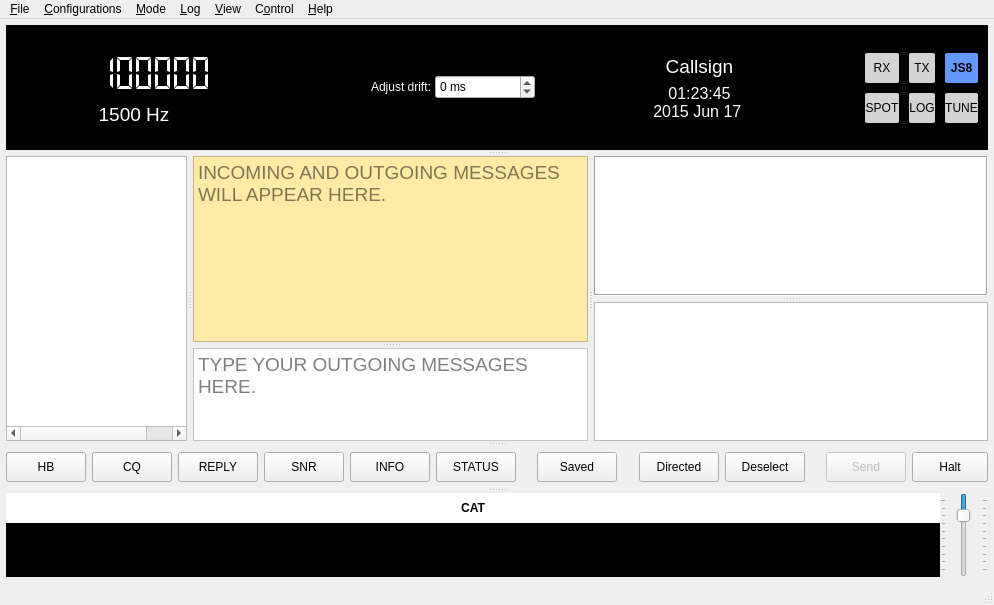
Old version of the form JS8_UI/mainwindow.ui in the repository avantol/JS8Call-Subspace-Mode.
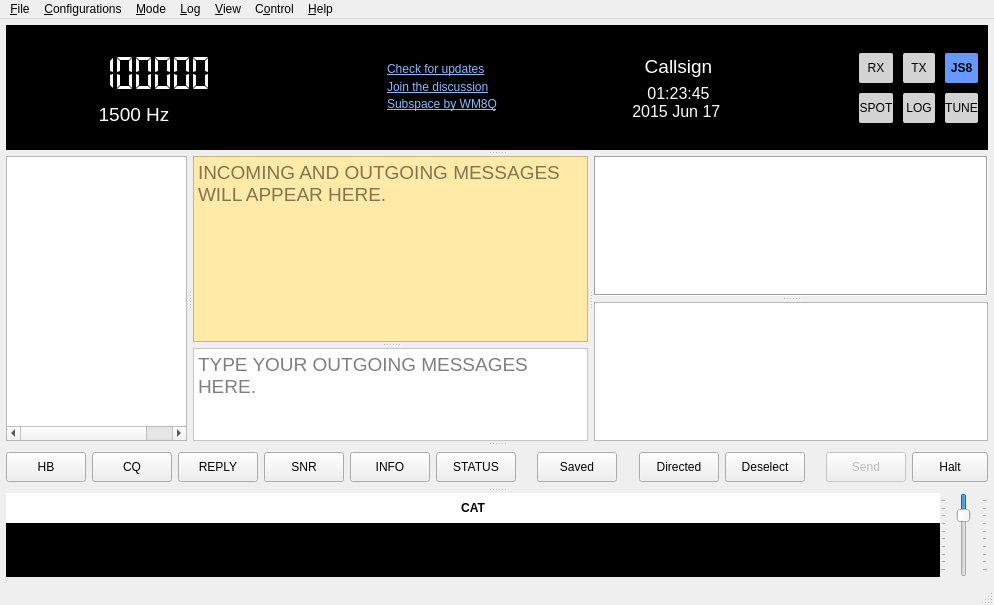
New version of the form. Icons and pictures are not drawn. Custom widgets are drawn as their Qt base class.

Commit message: Build 57: UI polish, sync filter, click/mode fixes, selection spec

```diff
--- a/JS8_UI/mainwindow.ui
+++ b/JS8_UI/mainwindow.ui
@@ -386,7 +386,7 @@
              <property name="maximumSize">
               <size>
                <width>16777215</width>
-               <height>42</height>
+               <height>52</height>
               </size>
              </property>
              <property name="sizePolicy">
@@ -412,52 +412,34 @@
                <number>0</number>
               </property>
               <item>
-               <layout class="QHBoxLayout" name="avgDTButtonLayout">
-                <property name="spacing">
-                 <number>4</number>
+               <widget class="QLabel" name="linkCheckUpdates">
+                <property name="text">
+                 <string>&lt;a href=&quot;https://github.com/avantol/JS8Call-Subspace-Mode/releases/latest&quot; style=&quot;color: #88bbff; text-decoration: underline;&quot;&gt;Check for updates&lt;/a&gt;</string>
                 </property>
-               <item>
-                <widget class="QLabel" name="labAdjustDrift">
-                 <property name="styleSheet">
-                  <string notr="true">QLabel { color: white; }</string>
-                 </property>
+                <property name="openExternalLinks">
+                 <bool>true</bool>
+                </property>
+               </widget>
+              </item>
+              <item>
+               <widget class="QLabel" name="linkDiscussion">
                  <property name="text">
-                  <string>Adjust drift:</string>
-                 </property>
+                 <string>&lt;a href=&quot;https://groups.io/g/JS8Call-Subspace/topics&quot; style=&quot;color: #88bbff; text-decoration: underline;&quot;&gt;Join the discussion&lt;/a&gt;</string>
+                </property>
+                <property name="openExternalLinks">
+                 <bool>true</bool>
+                </property>
                 </widget>
                </item>
                <item>
-                <widget class="QSpinBox" name="spinDriftMs">
-                 <property name="minimumSize">
-                  <size>
-                   <width>100</width>
-                   <height>24</height>
-                  </size>
-                 </property>
-                 <property name="maximumSize">
-                  <size>
-                   <width>120</width>
-                   <height>24</height>
-                  </size>
-                 </property>
-                 <property name="minimum">
-                  <number>-5000</number>
-                 </property>
-                 <property name="maximum">
-                  <number>5000</number>
-                 </property>
-                 <property name="value">
-                  <number>0</number>
-                 </property>
-                 <property name="suffix">
-                  <string> ms</string>
-                 </property>
-                 <property name="toolTip">
-                  <string>Manual clock drift (ms). Positive = JS8Call clock later than system clock.</string>
-                 </property>
-                </widget>
-               </item>
-              </layout>
+               <widget class="QLabel" name="linkSubspaceQRZ">
+                <property name="text">
+                 <string>&lt;a href=&quot;https://www.qrz.com/db/WM8Q&quot; style=&quot;color: #88bbff; text-decoration: underline;&quot;&gt;Subspace by WM8Q&lt;/a&gt;</string>
+                </property>
+                <property name="openExternalLinks">
+                 <bool>true</bool>
+                </property>
+               </widget>
              </item>
             </layout>
             </widget>
```
Left out of the diff: 3 changed lines with no effect on the pictures. Lines whose indentation alone changed are shown as unchanged. The commit also changes 7 other files.
